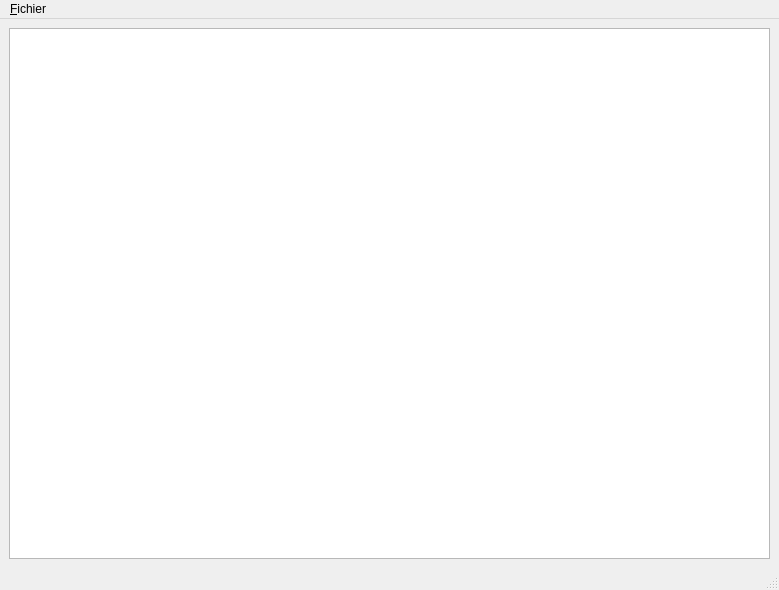
This is Menugen/ui/MainWindow.ui in LudoBike/Menugen as Qt 5 draws it before an edit. The edited form follows.
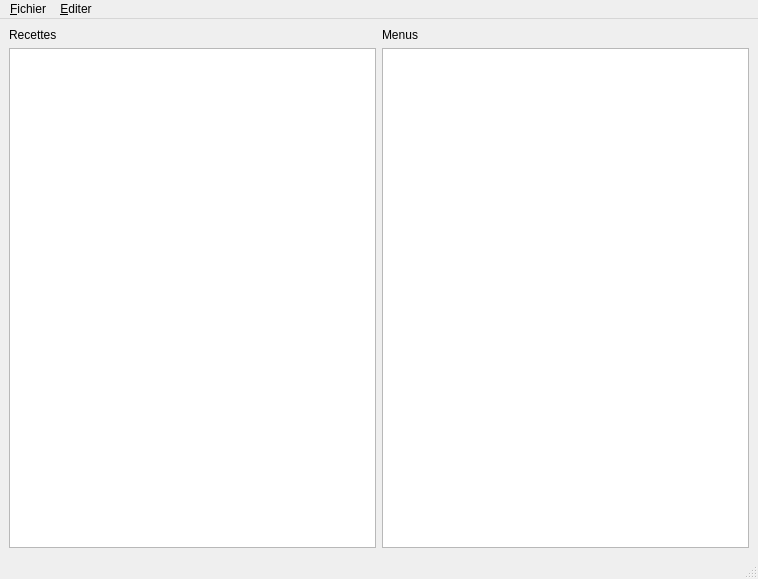
This is the edited form.

Commit message: Add possibility to users to store their recipes, prepare to provide menu generation

Diff of the .ui file:
```diff
--- a/Menugen/ui/MainWindow.ui
+++ b/Menugen/ui/MainWindow.ui
@@ -6,8 +6,8 @@
    <rect>
     <x>0</x>
     <y>0</y>
-    <width>779</width>
-    <height>590</height>
+    <width>758</width>
+    <height>579</height>
    </rect>
   </property>
   <property name="windowTitle">
@@ -16,7 +16,32 @@
   <widget class="QWidget" name="centralwidget">
    <layout class="QHBoxLayout" name="horizontalLayout">
     <item>
-     <widget class="QListView" name="RecipesView"/>
+     <layout class="QVBoxLayout" name="verticalLayout_2">
+      <item>
+       <widget class="QLabel" name="labelRecipes">
+        <property name="text">
+         <string>Recettes</string>
+        </property>
+       </widget>
+      </item>
+      <item>
+       <widget class="QListView" name="RecipesView"/>
+      </item>
+     </layout>
+    </item>
+    <item>
+     <layout class="QVBoxLayout" name="verticalLayout">
+      <item>
+       <widget class="QLabel" name="MenuView">
+        <property name="text">
+         <string>Menus</string>
+        </property>
+       </widget>
+      </item>
+      <item>
+       <widget class="QTableWidget" name="tableWidget"/>
+      </item>
+     </layout>
     </item>
    </layout>
   </widget>
@@ -25,7 +50,7 @@
     <rect>
      <x>0</x>
      <y>0</y>
-     <width>779</width>
+     <width>758</width>
      <height>23</height>
     </rect>
    </property>
@@ -35,7 +60,14 @@
     </property>
     <addaction name="actionQuit"/>
    </widget>
+   <widget class="QMenu" name="menu_Editer">
+    <property name="title">
+     <string>&amp;Editer</string>
+    </property>
+    <addaction name="actionGenMenu"/>
+   </widget>
    <addaction name="menu_File"/>
+   <addaction name="menu_Editer"/>
   </widget>
   <widget class="QStatusBar" name="statusbar"/>
   <action name="actionQuit">
```
Left out of the diff: 17 changed lines with no effect on the pictures. The commit also changes 7 other files.
